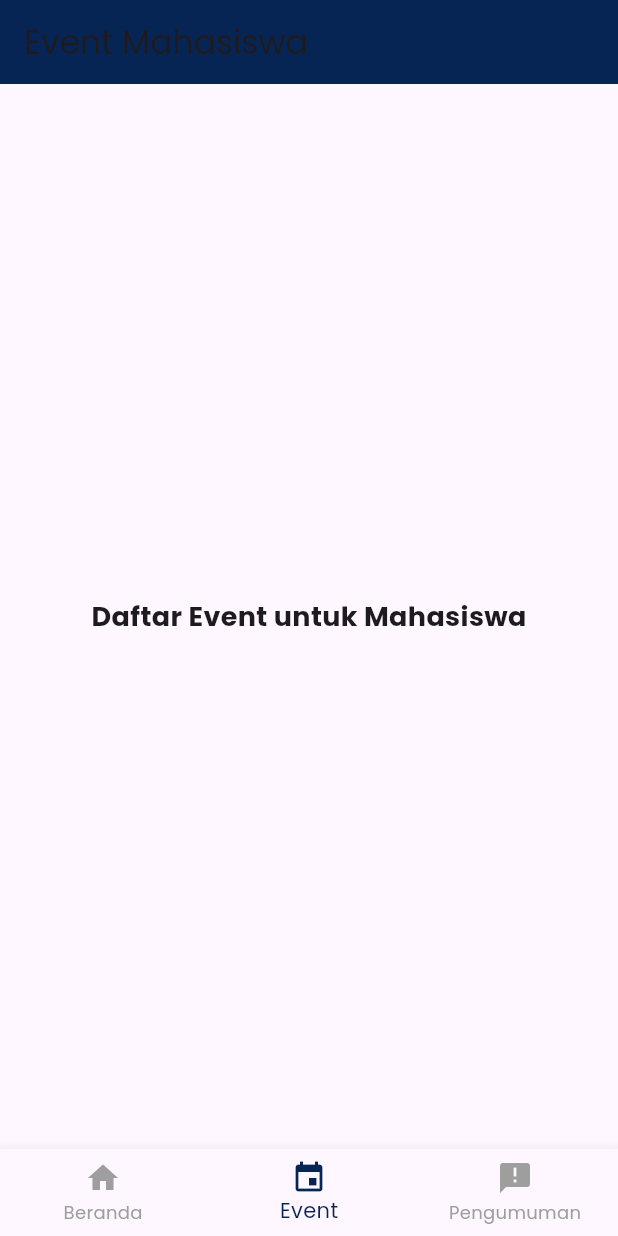
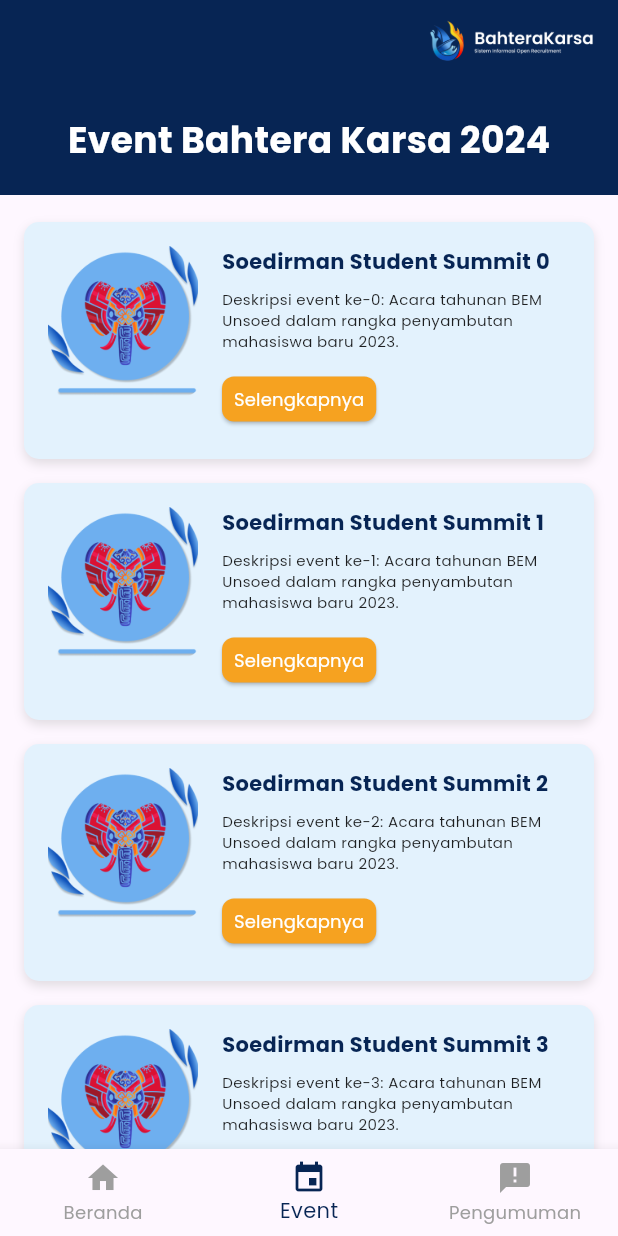
Before and after one commit to akzuha/sirek-mobile, a Flutter app: the EventPage screen opened directly, on a phone screen of 412 x 824 dp. Run offline on Flutter 3.47's test engine with Material 3 defaults, Android fonts, the phone set to English and light mode, and no system bars; our stand-ins replace shared_preferences; accounts and stored records are empty.

Commit message:
update event

```diff
--- a/lib/mhs/beranda.dart
+++ b/lib/mhs/beranda.dart
@@ -21,7 +21,7 @@ class BerandaPage extends StatelessWidget {
             padding: const EdgeInsets.only(right: 16.0),
             child: Image.asset(
               "images/iconsirek.png", // Ikon di sebelah kanan
-              height: 30, // Ukuran ikon diperkecil
+              height: 40, // Ukuran ikon diperkecil
             ),
           ),
         ],
--- a/lib/mhs/event_page.dart
+++ b/lib/mhs/event_page.dart
@@ -1,5 +1,6 @@
 import 'package:flutter/material.dart';
 import '../widgets/mhsbottom_nav.dart';
+import 'event_detail_page.dart'; // Import halaman detail event
 
 class EventPage extends StatelessWidget {
   const EventPage({super.key});
@@ -8,16 +9,146 @@ class EventPage extends StatelessWidget {
   Widget build(BuildContext context) {
     return Scaffold(
       appBar: AppBar(
-        title: const Text("Event Mahasiswa"),
+        elevation: 0,
         backgroundColor: const Color(0xFF072554),
+        actions: [
+          Padding(
+            padding: const EdgeInsets.only(right: 16.0),
+            child: Image.asset(
+              "images/iconsirek.png", // Ikon di sebelah kanan
+              height: 40,
+            ),
+          ),
+        ],
       ),
-      body: const Center(
-        child: Text(
-          "Daftar Event untuk Mahasiswa",
-          style: TextStyle(fontSize: 18, fontWeight: FontWeight.bold),
+      body: SingleChildScrollView(
+        child: Column(
+          crossAxisAlignment: CrossAxisAlignment.center,
+          children: [
+            // Container biru dengan judul BEM UNSOED 2024
+            Container(
+              color: const Color(0xFF072554),
+              width: double.infinity,
+              padding: const EdgeInsets.symmetric(vertical: 20),
+              child: const Center(
+                child: Text(
+                  "Event Bahtera Karsa 2024",
+                  style: TextStyle(
+                    fontSize: 24,
+                    fontWeight: FontWeight.bold,
+                    color: Colors.white,
+                  ),
+                ),
+              ),
+            ),
+            const SizedBox(height: 10),
+
+            // List Event
+            ListView.builder(
+              shrinkWrap: true,
+              physics: const NeverScrollableScrollPhysics(), // Agar tidak konflik dengan scroll utama
+              padding: const EdgeInsets.symmetric(horizontal: 16, vertical: 8),
+              itemCount: 5, // Jumlah event
+              itemBuilder: (context, index) {
+                return _eventCard(
+                  context,
+                  title: "Soedirman Student Summit $index",
+                  description: "Deskripsi event ke-$index: Acara tahunan BEM Unsoed dalam rangka penyambutan mahasiswa baru 2023.",
+                );
+              },
+            ),
+          ],
         ),
       ),
       bottomNavigationBar: const CustomBottomNavBar(currentIndex: 1), // Navbar di bawah
     );
   }
+
+  // Widget untuk kartu event
+  Widget _eventCard(BuildContext context, {required String title, required String description}) {
+    return Container(
+      margin: const EdgeInsets.only(bottom: 16),
+      padding: const EdgeInsets.all(16),
+      decoration: BoxDecoration(
+        color: Colors.blue[50],
+        borderRadius: BorderRadius.circular(10),
+        boxShadow: [
+          BoxShadow(
+            color: Colors.grey.withOpacity(0.3),
+            blurRadius: 5,
+            offset: const Offset(0, 3), // Shadow ke bawah
+          ),
+        ],
+      ),
+      child: Row(
+        crossAxisAlignment: CrossAxisAlignment.start,
+        children: [
+          // Gambar Event
+          Image.asset(
+            "images/s3.png", // Pastikan file ini ada di folder assets/images
+            height: 100, // Ukuran gambar diperbesar
+            width: 100,
+            fit: BoxFit.cover,
+          ),
+          const SizedBox(width: 16),
+
+          // Detail Event
+          Expanded(
+            child: Column(
+              crossAxisAlignment: CrossAxisAlignment.start,
+              children: [
+                Text(
+                  title,
+                  style: const TextStyle(
+                    fontSize: 14,
+                    fontWeight: FontWeight.bold,
+                    color: Color(0xFF072554),
+                  ),
+                ),
+                const SizedBox(height: 8),
+                Text(
+                  description,
+                  style: const TextStyle(
+                    fontSize: 10, // Ukuran font deskripsi diperkecil
+                    color: Colors.black87,
+                  ),
+                ),
+                const SizedBox(height: 8),
+
+                // Tombol Selengkapnya (Navigasi ke halaman detail event)
+                ElevatedButton(
+                  onPressed: () {
+                    Navigator.push(
+                      context,
+                      MaterialPageRoute(
+                        builder: (context) => EventDetailPage(
+                          title: title,
+                          description: description,
+                        ),
+                      ),
+                    );
+                  },
+                  style: ElevatedButton.styleFrom(
+                    backgroundColor: const Color(0xFFF6A220), // Warna tombol
+                    minimumSize: const Size(80, 30), // Ukuran tombol diperkecil
+                    padding: const EdgeInsets.symmetric(horizontal: 8),
+                    shape: RoundedRectangleBorder(
+                      borderRadius: BorderRadius.circular(8),
+                    ),
+                  ),
+                  child: const Text(
+                    "Selengkapnya",
+                    style: TextStyle(
+                      color: Colors.white,
+                      fontSize: 12, // Ukuran font tombol diperkecil
+                    ),
+                  ),
+                ),
+              ],
+            ),
+          ),
+        ],
+      ),
+    );
+  }
 }
```
Also changed, not shown: lib/mhs/event_detail_page.dart (added, +56 -0 lines), images/s3.png (added).
